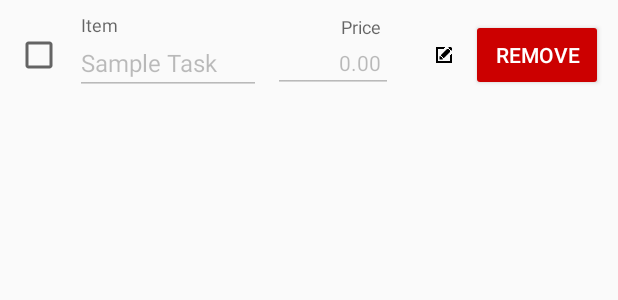
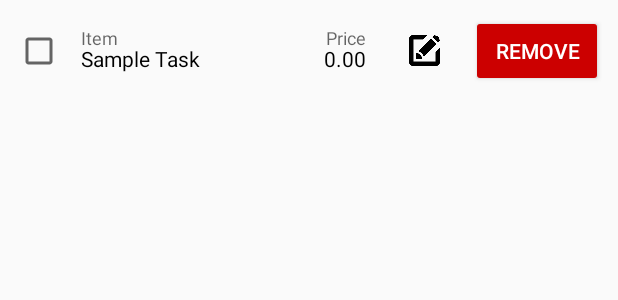
Before and after one commit to AkibHossainOmi/CoupleCart, an Android app: the layout task_item.xml on its own in the app's theme, with its tools: preview values and no code run, on a phone screen of 412 x 824 dp. Shown: the top 300 px of the screen. Run offline under Robolectric (Android 15) with nearby library versions, the phone set to English and light mode, and no system bars.

Commit message:
UI changed.

```diff
--- a/app/src/main/res/layout/activity_main.xml
+++ b/app/src/main/res/layout/activity_main.xml
@@ -27,7 +27,7 @@
         android:id="@+id/inputBox"
         android:layout_width="0dp"
         android:layout_height="wrap_content"
-        android:hint="Add an item..."
+        android:hint="Item"
         android:padding="12dp"
         android:background="@android:drawable/edit_text"
         android:importantForAccessibility="yes"
--- a/app/src/main/res/layout/task_item.xml
+++ b/app/src/main/res/layout/task_item.xml
@@ -10,7 +10,8 @@
     <CheckBox
         android:id="@+id/taskCheckBox"
         android:layout_width="wrap_content"
-        android:layout_height="wrap_content" />
+        android:layout_height="wrap_content"
+        android:layout_marginEnd="8dp" />
 
     <!-- Task Name with TextInputLayout -->
     <com.google.android.material.textfield.TextInputLayout
@@ -18,8 +19,8 @@
         android:layout_width="0dp"
         android:layout_height="wrap_content"
         android:layout_weight="1"
-        android:layout_marginStart="8dp"
-        android:layout_marginEnd="8dp"
+        android:layout_marginStart="4dp"
+        android:layout_marginEnd="4dp"
         android:hint="Item">
 
         <EditText
@@ -27,11 +28,13 @@
             android:layout_width="match_parent"
             android:layout_height="wrap_content"
             android:text="Sample Task"
-            android:textSize="16sp"
+            android:textSize="14sp"
             android:importantForAccessibility="yes"
             android:contentDescription="Task name"
             android:gravity="start|center_vertical"
-            android:enabled="false" /> <!-- Initially disable the EditText -->
+            android:enabled="false"
+            android:background="@android:color/transparent"
+            android:textColor="@android:color/black" />
     </com.google.android.material.textfield.TextInputLayout>
 
     <!-- Price Field with TextInputLayout -->
@@ -39,7 +42,7 @@
         android:id="@+id/taskPriceInputLayout"
         android:layout_width="wrap_content"
         android:layout_height="wrap_content"
-        android:layout_marginEnd="16dp"
+        android:layout_marginEnd="8dp"
         android:hint="Price">
 
         <EditText
@@ -53,15 +56,18 @@
             android:importantForAccessibility="yes"
             android:contentDescription="Task price"
             android:paddingEnd="8dp"
-            android:enabled="false" /> <!-- Initially disable the EditText -->
+            android:enabled="false"
+            android:background="@android:color/transparent"
+            android:textColor="@android:color/black" />
     </com.google.android.material.textfield.TextInputLayout>
 
     <!-- Edit/Save Button -->
     <ImageButton
         android:id="@+id/editButton"
-        android:layout_width="20dp"
-        android:layout_height="20dp"
+        android:layout_width="30dp"
+        android:layout_height="30dp"
         android:layout_marginStart="8dp"
+        android:layout_marginEnd="8dp"
         android:background="?android:attr/selectableItemBackground"
         android:contentDescription="Edit task"
         android:scaleType="fitCenter"
@@ -70,7 +76,7 @@
         android:text=""
         android:textSize="14sp" />
 
-
+    <!-- Save Button (hidden initially) -->
     <Button
         android:id="@+id/saveButton"
         android:layout_width="wrap_content"
@@ -78,15 +84,6 @@
         android:text="Save"
         android:layout_marginStart="8dp"
         android:visibility="gone" />
-
-    <!-- Cancel Button (hidden initially) -->
-    <Button
-        android:id="@+id/cancelButton"
-        android:layout_width="wrap_content"
-        android:layout_height="wrap_content"
-        android:text="Cancel"
-        android:layout_marginStart="8dp"
-        android:visibility="gone" /> <!-- Initially hidden -->
 
     <!-- Remove Button -->
     <Button
```
